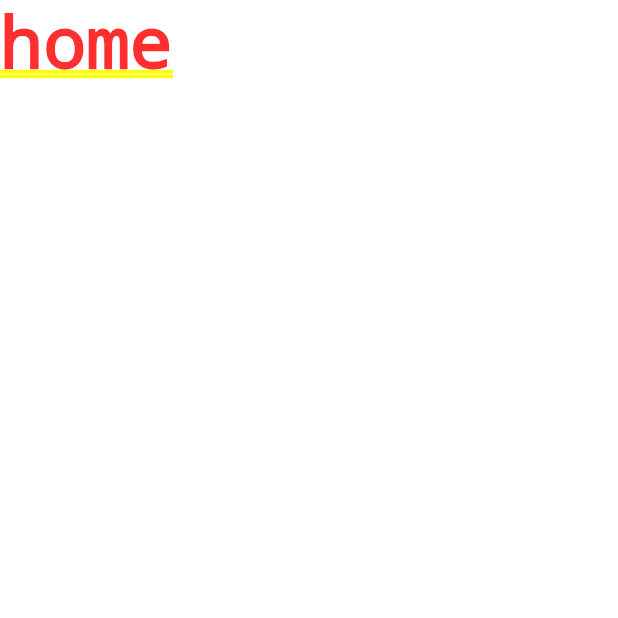
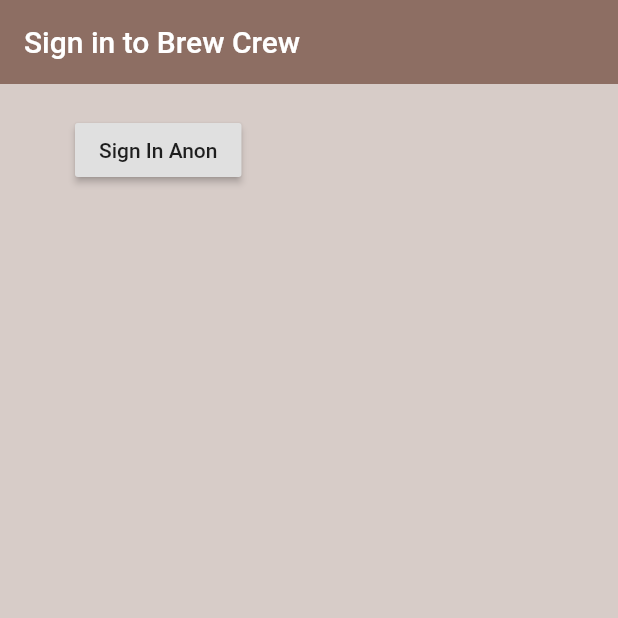
Before and after one commit to ayushgoyal7796/BrewCrew-flutter-app, a Flutter app: the screen it shows after launch, on a phone screen of 412 x 824 dp, the top half of it. Run offline on Flutter 3.47's test engine with Material 2 defaults, Android fonts, the phone set to English and light mode, and no system bars; our stand-ins replace firebase_auth; accounts and stored records are empty.

Commit message:
sign in anonymously

```diff
--- a/lib/screens/authenticate/authenticate.dart
+++ b/lib/screens/authenticate/authenticate.dart
@@ -1,3 +1,4 @@
+import 'package:brewcrew/screens/authenticate/signIn.dart';
 import 'package:flutter/material.dart';
 
 class Authenticate extends StatefulWidget {
@@ -8,6 +9,6 @@ class Authenticate extends StatefulWidget {
 class _AuthenticateState extends State<Authenticate> {
   @override
   Widget build(BuildContext context) {
-    return Text('authenticate');
+    return SignIn();
   }
 }
--- /dev/null
+++ b/lib/screens/authenticate/signIn.dart
@@ -0,0 +1,38 @@
+import 'package:brewcrew/services/auth.dart';
+import 'package:flutter/material.dart';
+
+class SignIn extends StatefulWidget {
+  @override
+  _SignInState createState() => _SignInState();
+}
+
+class _SignInState extends State<SignIn> {
+  final Auth _auth = Auth();
+
+  @override
+  Widget build(BuildContext context) {
+    return Scaffold(
+      backgroundColor: Colors.brown[100],
+      appBar: AppBar(
+        backgroundColor: Colors.brown[400],
+        elevation: 0.0,
+        title: Text('Sign in to Brew Crew'),
+      ),
+      body: Container(
+        padding: EdgeInsets.symmetric(horizontal: 50.0, vertical: 20.0),
+        child: RaisedButton(
+          child: Text('Sign In Anon'),
+          onPressed: () async {
+            dynamic result = await _auth.signInAnon();
+            if (result == null) {
+              print('error signing in');
+            } else {
+              print('signed in');
+              print(result);
+            }
+          },
+        ),
+      ),
+    );
+  }
+}
--- a/lib/screens/wrapper.dart
+++ b/lib/screens/wrapper.dart
@@ -1,9 +1,11 @@
+import 'package:brewcrew/screens/authenticate/authenticate.dart';
 import 'package:brewcrew/screens/home/home.dart';
 import 'package:flutter/material.dart';
 
 class Wrapper extends StatelessWidget {
   @override
   Widget build(BuildContext context) {
-    return Home();
+    // return either the Home or Authenticate widget
+    return Authenticate();
   }
 }
--- a/lib/services/auth.dart
+++ b/lib/services/auth.dart
@@ -1,9 +1,9 @@
 import 'package:firebase_auth/firebase_auth.dart';
 
-class AuthService {
+class Auth {
   final FirebaseAuth _auth = FirebaseAuth.instance;
 
-  // sign in anon
+  // sign in anonymously
   Future signInAnon() async {
     try {
       AuthResult result = await _auth.signInAnonymously();
```
